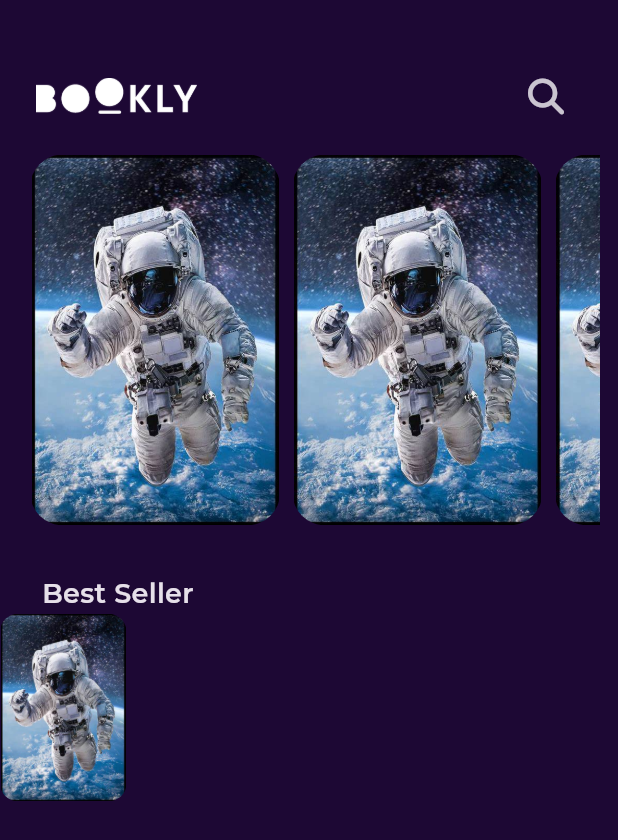
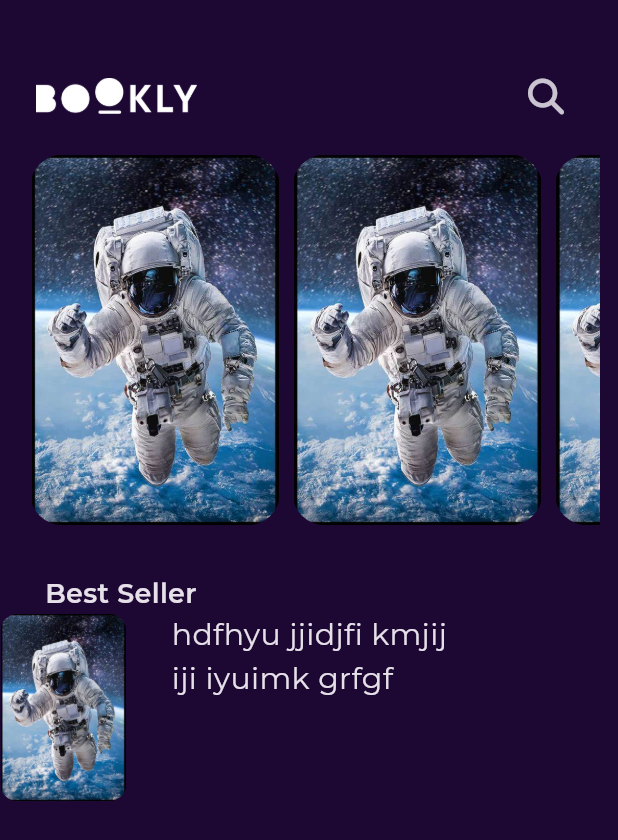
Before and after one commit to Mostafa13elkomy/book_app, a Flutter app: the screen it shows after launch, on a phone screen of 412 x 824 dp. Shown: the top 840 px of the screen. Run offline on Flutter 3.47's test engine with Material 3 defaults, Android fonts, the phone set to English and light mode, and no system bars; our stand-ins replace font_awesome_flutter, get, google_fonts.

Commit message:
best seller item part 2

```diff
--- a/lib/core/utlis/styles.dart
+++ b/lib/core/utlis/styles.dart
@@ -1,5 +1,5 @@
 import 'package:flutter/material.dart';
-import 'package:google_fonts/google_fonts.dart';
+
 
 abstract class Styles {
   static const textStyle18 =
--- a/lib/features/home/presentaion/views/widgets/home_view_body.dart
+++ b/lib/features/home/presentaion/views/widgets/home_view_body.dart
@@ -15,7 +15,7 @@ class HomeViewBody extends StatelessWidget {
         CustomAppBar(),
         FeaturedBooksListView(),
         Padding(
-          padding: EdgeInsets.only(left: 28, top: 33),
+          padding: EdgeInsets.only(left: 30, top: 33),
           child: Text(
             'Best Seller',
             style: Styles.textStyle18,
@@ -26,24 +26,38 @@ class HomeViewBody extends StatelessWidget {
     );
   }
 }
+
 class BestSellerListView extends StatelessWidget {
   const BestSellerListView({super.key});
 
   @override
   Widget build(BuildContext context) {
     return Row(
+      crossAxisAlignment: CrossAxisAlignment.start,
       children: [
         SizedBox(
           height: 125,
           child: AspectRatio(
             aspectRatio: 2.7 / 4,
             child: Container(
-          decoration:  BoxDecoration(
+              decoration: BoxDecoration(
                   borderRadius: BorderRadius.circular(12),
-              image:const DecorationImage(
+                  image: const DecorationImage(
                     image: AssetImage(AssetData.testImage),
                   )),
             ),
+          ),
+        ),
+        const SizedBox(
+          width: 30,
+        ),
+        SizedBox(
+          width: MediaQuery.of(context).size.width * .5,
+          child: const Text(
+            'hdfhyu jjidjfi kmjij iji iyuimk grfgf',
+            style: Styles.textStyle20,
+            maxLines: 2,
+            overflow: TextOverflow.ellipsis,
           ),
         )
       ],
```
Lines whose indentation alone changed are shown as unchanged.
